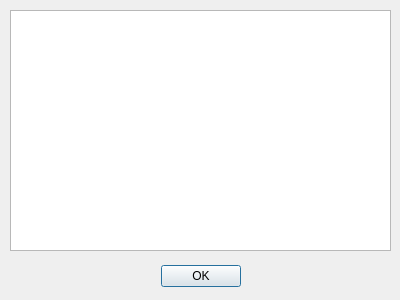
Old version of the form src/whatsnewdialog.ui in the repository ap0110/qavimator.
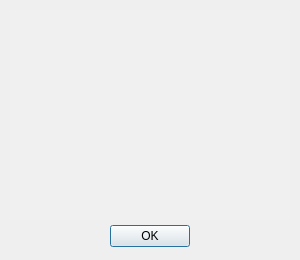
New version of the form.

Commit message: QAV-8 Changed What's New dialog's appearance and added a bug to NEWS file

Patch:
```diff
--- a/src/whatsnewdialog.ui
+++ b/src/whatsnewdialog.ui
@@ -6,8 +6,8 @@
    <rect>
     <x>0</x>
     <y>0</y>
-    <width>400</width>
-    <height>300</height>
+    <width>300</width>
+    <height>260</height>
    </rect>
   </property>
   <property name="sizePolicy">
@@ -18,25 +18,62 @@
   </property>
   <property name="minimumSize">
    <size>
-    <width>400</width>
-    <height>300</height>
+    <width>300</width>
+    <height>260</height>
    </size>
   </property>
   <property name="maximumSize">
    <size>
-    <width>400</width>
-    <height>300</height>
+    <width>300</width>
+    <height>260</height>
    </size>
   </property>
+  <property name="palette">
+   <palette>
+    <active>
+     <colorrole role="Base">
+      <brush brushstyle="SolidPattern">
+       <color alpha="255">
+        <red>240</red>
+        <green>240</green>
+        <blue>240</blue>
+       </color>
+      </brush>
+     </colorrole>
+    </active>
+    <inactive>
+     <colorrole role="Base">
+      <brush brushstyle="SolidPattern">
+       <color alpha="255">
+        <red>240</red>
+        <green>240</green>
+        <blue>240</blue>
+       </color>
+      </brush>
+     </colorrole>
+    </inactive>
+    <disabled>
+     <colorrole role="Base">
+      <brush brushstyle="SolidPattern">
+       <color alpha="255">
+        <red>240</red>
+        <green>240</green>
+        <blue>240</blue>
+       </color>
+      </brush>
+     </colorrole>
+    </disabled>
+   </palette>
+  </property>
   <property name="windowTitle">
    <string>What's New</string>
   </property>
   <widget class="QDialogButtonBox" name="okButtonBox">
    <property name="geometry">
     <rect>
-     <x>30</x>
-     <y>260</y>
-     <width>341</width>
+     <x>10</x>
+     <y>220</y>
+     <width>280</width>
      <height>32</height>
     </rect>
    </property>
@@ -55,10 +92,13 @@
     <rect>
      <x>10</x>
      <y>10</y>
-     <width>381</width>
-     <height>241</height>
+     <width>280</width>
+     <height>210</height>
     </rect>
    </property>
+   <property name="frameShape">
+    <enum>QFrame::NoFrame</enum>
+   </property>
    <property name="readOnly">
     <bool>true</bool>
    </property>
```
The commit also changes 1 other file.
